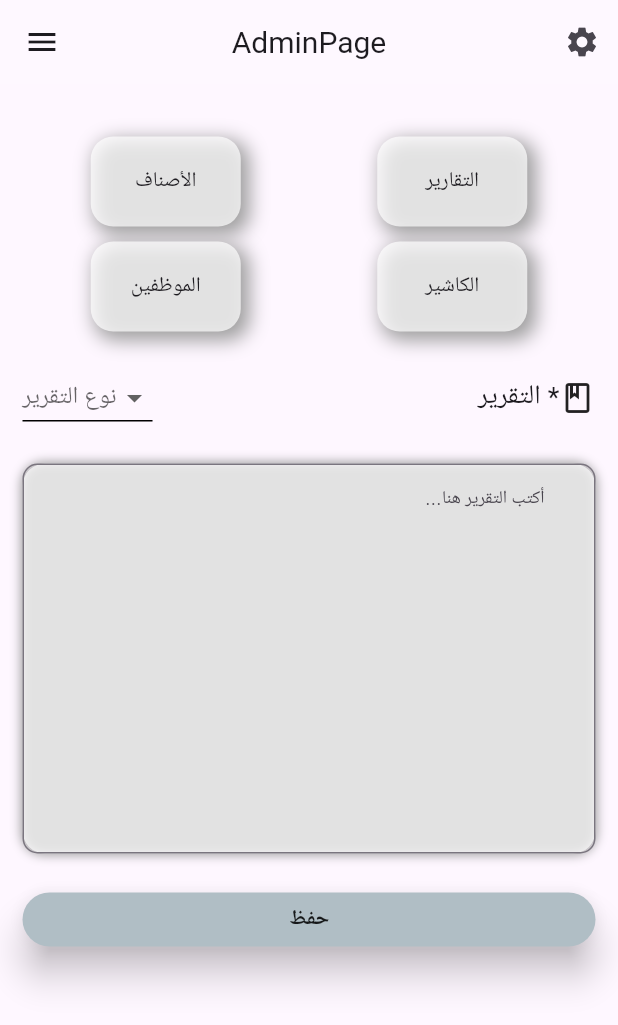
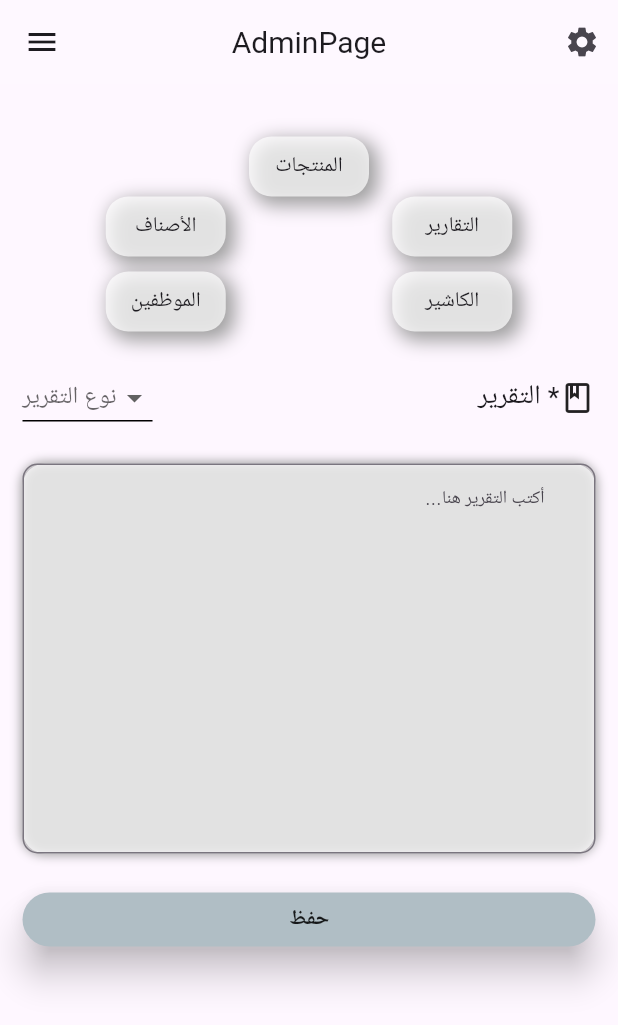
Before and after one commit to AbodeTahan/Store-Management, a Flutter app: the screen it shows after launch, on a phone screen of 412 x 824 dp. Shown: the top 1025 px of the screen. Run offline on Flutter 3.47's test engine with Material 3 defaults, Android fonts, the phone set to English and light mode, and no system bars; Roboto replaces fonts that are missing (fonts/Raleway-MediumItalic.ttf).

```diff
--- a/lib/Screen/adminScreen.dart
+++ b/lib/Screen/adminScreen.dart
@@ -1,5 +1,6 @@
 import 'package:flutter/material.dart';
 import 'package:untitled/Screen/category.dart';
+import 'package:untitled/Screen/product.dart';
 import 'package:untitled/Screen/setting.dart';
 
 class AdminScreen extends StatefulWidget {
@@ -35,54 +36,74 @@ class _AdminScreenState extends State<AdminScreen> {
         centerTitle: true,
       ),
       body: Container(
-        padding: EdgeInsets.symmetric(horizontal: 15, vertical: 35),
+        padding: const EdgeInsets.symmetric(horizontal: 15, vertical: 35),
         child: ListView(
           children: [
             Column(
               children: [
+                InkWell(
+                  onTap: () {
+                    Navigator.of(context).push(MaterialPageRoute(builder: (context){return const Product();}));
+                  },
+                  child: Container(
+                      alignment: Alignment.center,
+                      height: 40,
+                      width: 80,
+                      decoration: BoxDecoration(
+                          color: Colors.white70,
+                          borderRadius: BorderRadius.circular(15),
+                          boxShadow: const [
+                            BoxShadow(
+                                color: Colors.grey,
+                                spreadRadius: 2,
+                                blurRadius: 10,
+                                offset: Offset(4, 4))
+                          ]),
+                      child: const Text("المنتجات")),
+                ),
                 Row(
                   mainAxisAlignment: MainAxisAlignment.spaceAround,
                   children: [
                     InkWell(
                       onTap: () {
                         Navigator.of(context).push(MaterialPageRoute(
-                            builder: (context) => Category()));
+                            builder: (context) => const Category()));
                       },
                       child: Container(
-                          margin: EdgeInsets.only(bottom: 10),
+                          margin: const EdgeInsets.only(bottom: 10),
                           alignment: Alignment.center,
-                          height: 60,
-                          width: 100,
+                          height: 40,
+                          width: 80,
                           decoration: BoxDecoration(
                               color: Colors.white70,
                               borderRadius: BorderRadius.circular(15),
-                              boxShadow: [
+                              boxShadow: const [
                                 BoxShadow(
                                     color: Colors.grey,
                                     spreadRadius: 2,
                                     blurRadius: 10,
                                     offset: Offset(4, 4))
                               ]),
-                          child: Text("الأصناف")),
+                          child: const Text("الأصناف")),
                     ),
                     InkWell(
                       onTap: () {},
                       child: Container(
-                          margin: EdgeInsets.only(bottom: 10),
+                          margin: const EdgeInsets.only(bottom: 10),
                           alignment: Alignment.center,
-                          height: 60,
-                          width: 100,
+                          height: 40,
+                          width: 80,
                           decoration: BoxDecoration(
                               color: Colors.white70,
                               borderRadius: BorderRadius.circular(15),
-                              boxShadow: [
+                              boxShadow: const [
                                 BoxShadow(
                                     color: Colors.grey,
                                     spreadRadius: 2,
                                     blurRadius: 10,
                                     offset: Offset(4, 4))
                               ]),
-                          child: Text("التقارير")),
+                          child: const Text("التقارير")),
                     ),
                   ],
                 ),
@@ -93,43 +114,43 @@ class _AdminScreenState extends State<AdminScreen> {
                       onTap: () {},
                       child: Container(
                           alignment: Alignment.center,
-                          height: 60,
-                          width: 100,
+                          height: 40,
+                          width: 80,
                           decoration: BoxDecoration(
                               color: Colors.white70,
                               borderRadius: BorderRadius.circular(15),
-                              boxShadow: [
+                              boxShadow: const [
                                 BoxShadow(
                                     color: Colors.grey,
                                     spreadRadius: 2,
                                     blurRadius: 10,
                                     offset: Offset(4, 4))
                               ]),
-                          child: Text("الموظفين")),
+                          child: const Text("الموظفين")),
                     ),
                     InkWell(
                       onTap: () {},
                       child: Container(
                           alignment: Alignment.center,
-                          height: 60,
-                          width: 100,
+                          height: 40,
+                          width: 80,
                           decoration: BoxDecoration(
                               color: Colors.white70,
                               borderRadius: BorderRadius.circular(15),
-                              boxShadow: [
+                              boxShadow: const [
                                 BoxShadow(
                                     color: Colors.grey,
                                     spreadRadius: 2,
                                     blurRadius: 10,
                                     offset: Offset(4, 4))
                               ]),
-                          child: Text("الكاشير")),
+                          child: const Text("الكاشير")),
                     ),
                   ],
                 )
               ],
             ),
-            SizedBox(
+            const SizedBox(
               height: 20,
             ),
             Row(
@@ -140,15 +161,15 @@ class _AdminScreenState extends State<AdminScreen> {
                     height: 1,
                     color: Colors.black,
                   ),
-                  hint: Text("نوع التقرير"),
+                  hint: const Text("نوع التقرير"),
                   items: [
                     "يومي",
                     "اسبوعي",
                     "شهري",
                   ]
                       .map((e) => DropdownMenuItem(
+                            value: e,
                             child: Text("$e"),
-                            value: e,
                           ))
                       .toList(),
                   onChanged: (val) {
@@ -171,7 +192,7 @@ class _AdminScreenState extends State<AdminScreen> {
               ],
             ),
             Container(
-              margin: EdgeInsets.symmetric(vertical: 20),
+              margin: const EdgeInsets.symmetric(vertical: 20),
               decoration: BoxDecoration(
                   color: Colors.white70,
                   borderRadius: BorderRadius.circular(15),
@@ -205,15 +226,15 @@ class _AdminScreenState extends State<AdminScreen> {
             ),
             MaterialButton(
               onPressed: () {},
-              child: Text(
-                "حفظ",
-                style: TextStyle(fontWeight: FontWeight.bold),
-              ),
               splashColor: Colors.grey,
               color: Colors.blueGrey[200],
               elevation: 10,
               shape: RoundedRectangleBorder(
                   borderRadius: BorderRadius.circular(20)),
+              child: const Text(
+                "حفظ",
+                style: TextStyle(fontWeight: FontWeight.bold),
+              ),
             ),
           ],
         ),
--- a/lib/Screen/logIn.dart
+++ b/lib/Screen/logIn.dart
@@ -1,5 +1,5 @@
 import 'package:flutter/material.dart';
-import 'package:untitled/Screen/homePage.dart';
+import 'package:untitled/Screen/adminScreen.dart';
 import 'package:untitled/Widget/customtextform.dart';
 
 class LogIn extends StatelessWidget {
@@ -72,7 +72,7 @@ class LogIn extends StatelessWidget {
                   padding: const EdgeInsets.symmetric(vertical: 10),
                   onPressed: () {
                     Navigator.of(context).push(
-                        MaterialPageRoute(builder: (context) => HomePage()));
+                        MaterialPageRoute(builder: (context) => const AdminScreen()));
                   },
                   textColor: Colors.black,
                   color: Colors.orange,
--- a/lib/Widget/Wid_Sales.dart
+++ b/lib/Widget/Wid_Sales.dart
@@ -7,7 +7,7 @@ class SalesWidget extends StatelessWidget {
   @override
   Widget build(BuildContext context) {
     return Container(
-      margin: const EdgeInsets.symmetric(horizontal: 15, vertical: 15),
+      margin: const EdgeInsets.symmetric(horizontal: 15, vertical: 10),
       child: Stack(
         children: [
           Container(
```
Also changed, not shown: lib/Screen/category.dart (+113 -2 lines), lib/Screen/homeScreen.dart (deleted, +0 -54 lines), lib/Screen/product.dart (renamed from lib/Screen/homePage.dart, +9 -8 lines), lib/Widget/customcategory.dart (added, +45 -0 lines).
